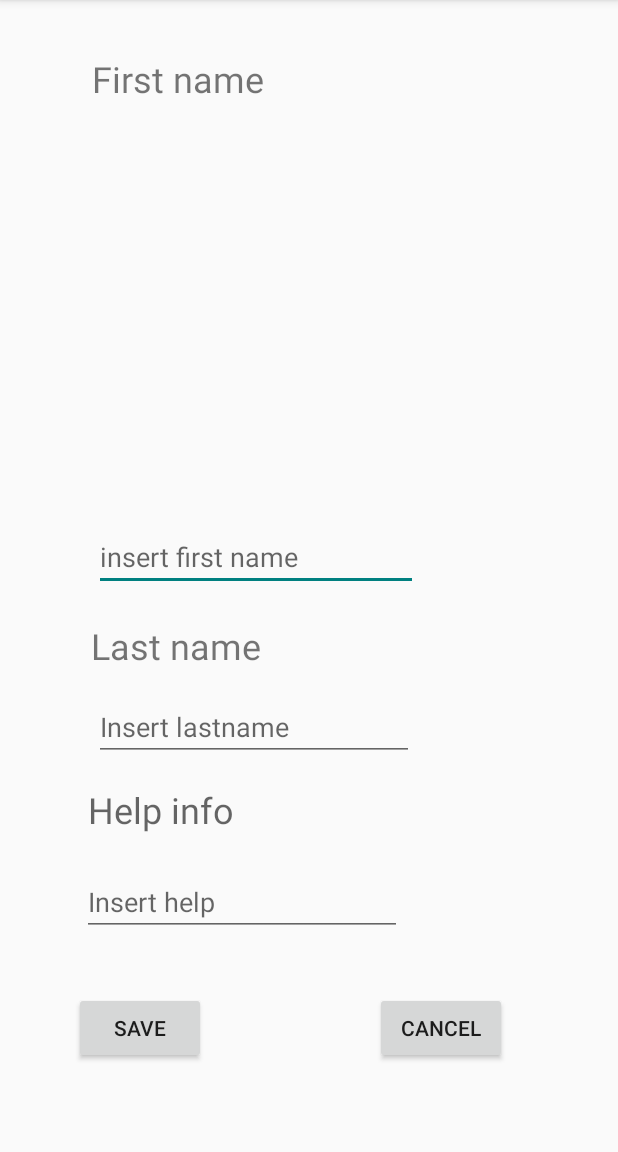
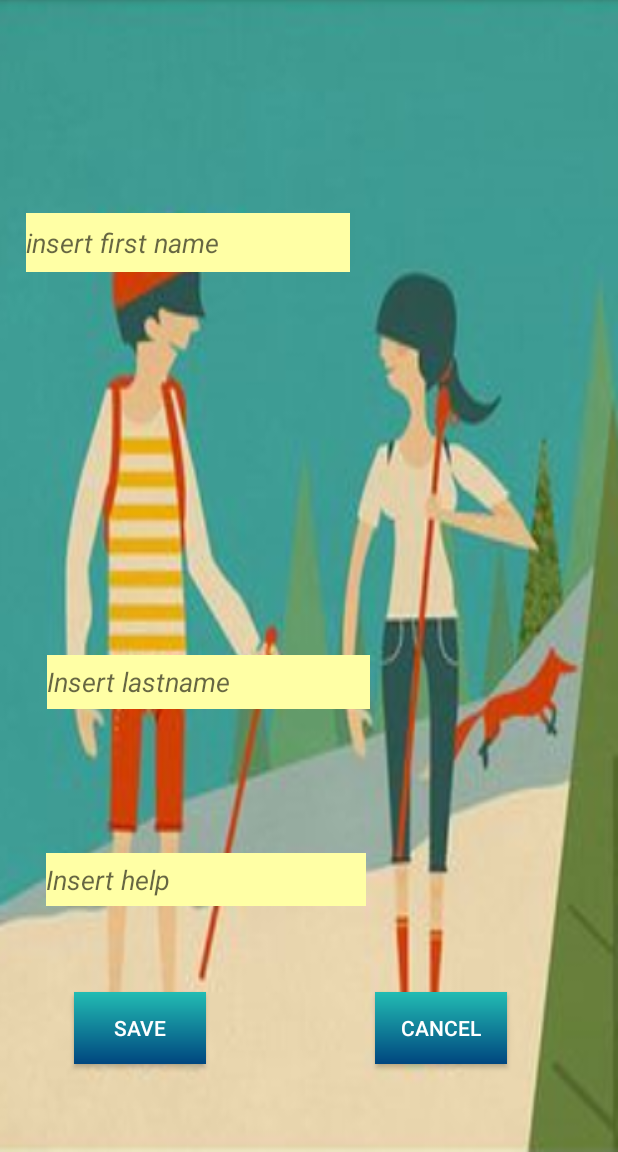
Before and after one commit to LucianEpure/AndroidApp, an Android app: the FriendSetup screen opened directly, with no data from a screen before it, on a phone screen of 412 x 824 dp, the part 84-1236 px from its top. Run offline under Robolectric (Android 15) with nearby library versions, the phone set to English and light mode, and no system bars.

Commit message:
more design stuff

```diff
--- a/app/src/main/res/layout/activity_friend_setup.xml
+++ b/app/src/main/res/layout/activity_friend_setup.xml
@@ -4,68 +4,45 @@
     xmlns:tools="http://schemas.android.com/tools"
     android:layout_width="match_parent"
     android:layout_height="match_parent"
+    android:background="@drawable/friendship"
     tools:context="com.example.android.memoryapp.activities.FriendSetup">
-
-    <TextView
-        android:id="@+id/firstNameTv"
-        android:layout_width="187dp"
-        android:layout_height="wrap_content"
-        android:layout_marginBottom="8dp"
-        android:layout_marginEnd="8dp"
-        android:layout_marginStart="8dp"
-        android:layout_marginTop="36dp"
-        android:text="@string/first_name"
-        android:textSize="24sp"
-        app:layout_constraintBottom_toTopOf="@+id/firstNameEt"
-        app:layout_constraintEnd_toEndOf="parent"
-        app:layout_constraintHorizontal_bias="0.254"
-        app:layout_constraintStart_toStartOf="parent"
-        app:layout_constraintTop_toTopOf="parent"
-        app:layout_constraintVertical_bias="0.0" />
 
     <EditText
         android:id="@+id/firstNameEt"
         android:layout_width="216dp"
-        android:layout_height="wrap_content"
-        android:layout_marginBottom="20dp"
+        android:layout_height="39dp"
+        android:layout_marginBottom="8dp"
         android:layout_marginEnd="8dp"
         android:layout_marginStart="8dp"
+        android:layout_marginTop="8dp"
+        android:background="@color/field"
         android:ems="10"
         android:hint="@string/insert_first_name"
         android:inputType="textPersonName"
         android:textSize="18sp"
-        app:layout_constraintBottom_toTopOf="@+id/lastNameTv"
+        android:textStyle="italic"
+        app:layout_constraintBottom_toTopOf="@+id/lastNameEt"
         app:layout_constraintEnd_toEndOf="parent"
-        app:layout_constraintHorizontal_bias="0.302"
-        app:layout_constraintStart_toStartOf="parent" />
-
-    <TextView
-        android:id="@+id/helptInfoTv"
-        android:layout_width="wrap_content"
-        android:layout_height="39dp"
-        android:layout_marginBottom="16dp"
-        android:layout_marginEnd="8dp"
-        android:layout_marginStart="8dp"
-        android:hint="@string/help_info"
-        android:textSize="24sp"
-        app:layout_constraintBottom_toTopOf="@+id/helpInfoEt"
-        app:layout_constraintEnd_toEndOf="parent"
-        app:layout_constraintHorizontal_bias="0.169"
-        app:layout_constraintStart_toStartOf="parent" />
+        app:layout_constraintHorizontal_bias="0.052"
+        app:layout_constraintStart_toStartOf="parent"
+        app:layout_constraintTop_toTopOf="parent"
+        app:layout_constraintVertical_bias="0.352" />
 
     <EditText
         android:id="@+id/helpInfoEt"
         android:layout_width="wrap_content"
-        android:layout_height="wrap_content"
-        android:layout_marginBottom="144dp"
+        android:layout_height="35dp"
+        android:layout_marginBottom="164dp"
         android:layout_marginEnd="8dp"
         android:layout_marginStart="8dp"
+        android:background="@color/field"
         android:ems="10"
         android:hint="@string/insert_help"
         android:inputType="textPersonName"
+        android:textStyle="italic"
         app:layout_constraintBottom_toBottomOf="parent"
         app:layout_constraintEnd_toEndOf="parent"
-        app:layout_constraintHorizontal_bias="0.254"
+        app:layout_constraintHorizontal_bias="0.124"
         app:layout_constraintStart_toStartOf="parent" />
 
     <Button
@@ -76,7 +53,9 @@
         android:layout_marginEnd="8dp"
         android:layout_marginStart="8dp"
         android:layout_marginTop="8dp"
+        android:background="@drawable/gradient"
         android:text="@string/save"
+        android:textColor="@color/cardview_light_background"
         app:layout_constraintBottom_toBottomOf="parent"
         app:layout_constraintEnd_toEndOf="parent"
         app:layout_constraintHorizontal_bias="0.135"
@@ -92,7 +71,9 @@
         android:layout_marginEnd="8dp"
         android:layout_marginStart="8dp"
         android:layout_marginTop="8dp"
+        android:background="@drawable/gradient"
         android:text="@string/cancel"
+        android:textColor="@color/cardview_light_background"
         app:layout_constraintBottom_toBottomOf="parent"
         app:layout_constraintEnd_toEndOf="parent"
         app:layout_constraintHorizontal_bias="0.785"
@@ -100,33 +81,21 @@
         app:layout_constraintTop_toTopOf="parent"
         app:layout_constraintVertical_bias="0.928" />
 
-    <TextView
-        android:id="@+id/lastNameTv"
-        android:layout_width="182dp"
-        android:layout_height="32dp"
-        android:layout_marginBottom="16dp"
+    <EditText
+        android:id="@+id/lastNameEt"
+        android:layout_width="215dp"
+        android:layout_height="36dp"
+        android:layout_marginBottom="96dp"
         android:layout_marginEnd="8dp"
         android:layout_marginStart="8dp"
-        android:text="Last name"
-        android:textSize="24sp"
-        app:layout_constraintBottom_toTopOf="@+id/lastNameEt"
+        android:background="@color/field"
+        android:ems="10"
+        android:hint="@string/insert_lastname"
+        android:inputType="textPersonName"
+        android:textStyle="italic"
+        app:layout_constraintBottom_toTopOf="@+id/helpInfoEt"
         app:layout_constraintEnd_toEndOf="parent"
-        app:layout_constraintHorizontal_bias="0.247"
-        app:layout_constraintStart_toStartOf="parent" />
-
-    <EditText
-        android:id="@+id/lastNameEt"
-        android:layout_width="wrap_content"
-        android:layout_height="wrap_content"
-        android:layout_marginBottom="16dp"
-        android:layout_marginEnd="8dp"
-        android:layout_marginStart="8dp"
-        android:ems="10"
-        android:inputType="textPersonName"
-        android:hint="@string/insert_lastname"
-        app:layout_constraintBottom_toTopOf="@+id/helptInfoTv"
-        app:layout_constraintEnd_toEndOf="parent"
-        app:layout_constraintHorizontal_bias="0.3"
+        app:layout_constraintHorizontal_bias="0.13"
         app:layout_constraintStart_toStartOf="parent" />
 
 </android.support.constraint.ConstraintLayout>
--- a/app/src/main/res/values/colors.xml
+++ b/app/src/main/res/values/colors.xml
@@ -1,9 +1,10 @@
 <?xml version="1.0" encoding="utf-8"?>
 <resources>
     <color name="colorPrimary">#3F51B5</color>
-    <color name="colorPrimaryDark">#303F9F</color>
+    <color name="colorPrimaryDark">#303f9f</color>
     <color name="colorAccent">#3e7bd0</color>
     <color name="fadingE">#10d69d</color>
     <color name="fadingS">#045b45</color>
     <color name="button">#f5f0be</color>
+    <color name="field">#ffffa5</color>
 </resources>
```
Also changed, not shown: app/src/main/res/layout/activity_edit_moment.xml (+39 -62 lines), app/src/main/res/layout/activity_main.xml (+6 -7 lines), app/src/main/res/layout/activity_moment_setup.xml (+46 -69 lines), app/src/main/res/drawable/calendar.png (added), app/src/main/res/drawable/friendship.png (added), app/src/main/res/drawable/moment.jpg (added), app/src/main/res/drawable/night.jpg (added).
